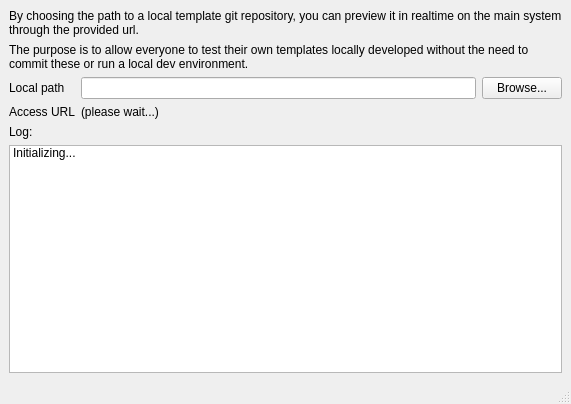
Before: the Qt Designer form MainWindow.ui in MagicalTux/tplpreview, drawn with Qt 5.
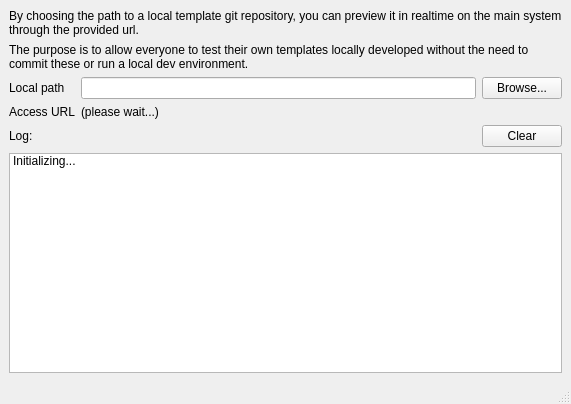
After: the same form once the commit is applied.

Commit message: added log clear button, fixed bug on recursive getdir

What changed in the file:
```diff
--- a/MainWindow.ui
+++ b/MainWindow.ui
@@ -81,11 +81,35 @@
      </layout>
     </item>
     <item>
-     <widget class="QLabel" name="label_6">
-      <property name="text">
-       <string>Log:</string>
-      </property>
-     </widget>
+     <layout class="QHBoxLayout" name="horizontalLayout_2">
+      <item>
+       <widget class="QLabel" name="label_6">
+        <property name="text">
+         <string>Log:</string>
+        </property>
+       </widget>
+      </item>
+      <item>
+       <spacer name="horizontalSpacer">
+        <property name="orientation">
+         <enum>Qt::Horizontal</enum>
+        </property>
+        <property name="sizeHint" stdset="0">
+         <size>
+          <width>40</width>
+          <height>20</height>
+         </size>
+        </property>
+       </spacer>
+      </item>
+      <item>
+       <widget class="QPushButton" name="pushButton">
+        <property name="text">
+         <string>Clear</string>
+        </property>
+       </widget>
+      </item>
+     </layout>
     </item>
     <item>
      <widget class="QListWidget" name="list_log">
```
Left out of the diff: 19 changed lines with no effect on the pictures. The commit also changes 1 other file.
